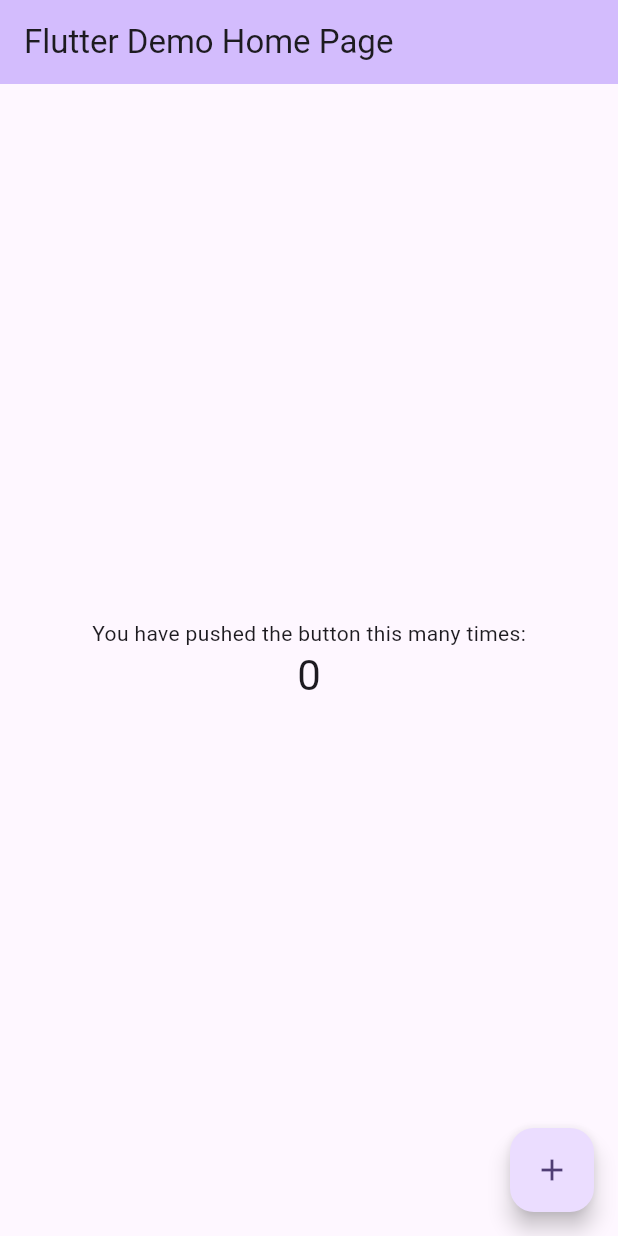
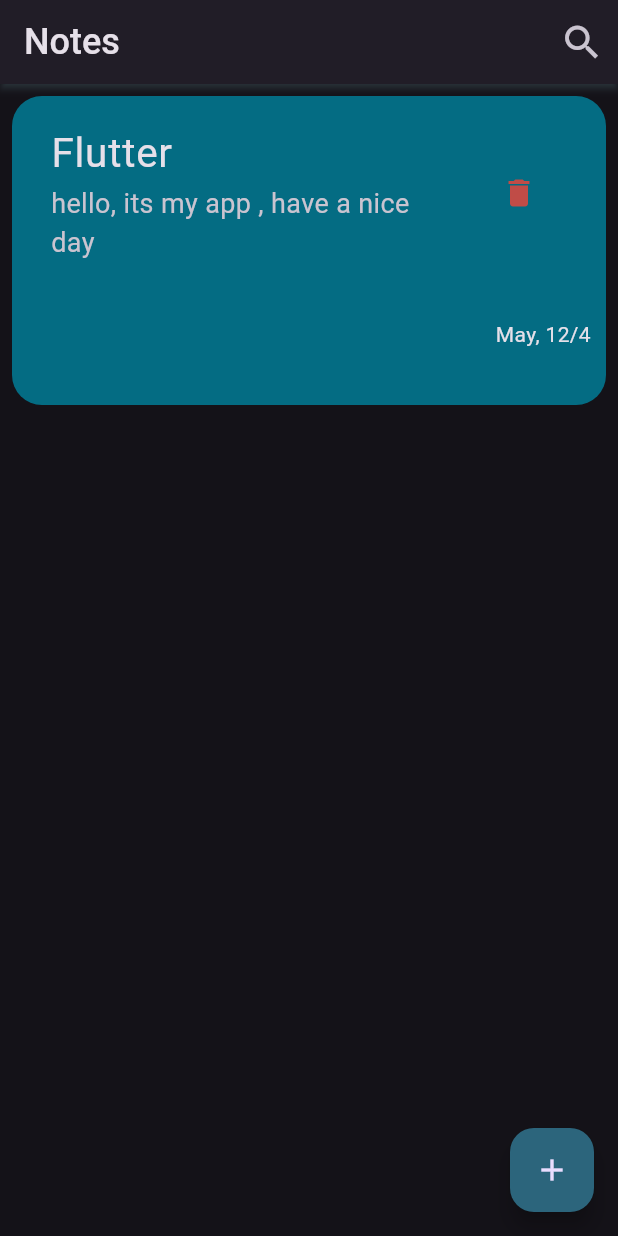
Before and after one commit to ZiadSala7/toDoApp, a Flutter app: the screen it shows after launch, on a phone screen of 412 x 824 dp. Run offline on Flutter 3.47's test engine with Material 3 defaults, Android fonts, the phone set to English and light mode, and no system bars.

Commit message:
1- create notes app 2- create notes view and view folder 3- note view model

```diff
--- a/lib/main.dart
+++ b/lib/main.dart
@@ -1,125 +1,25 @@
 import 'package:flutter/material.dart';
+import 'package:to_do_app/view/notes_view.dart';
 
 void main() {
-  runApp(const MyApp());
+  runApp(const NotesApp());
 }
 
-class MyApp extends StatelessWidget {
-  const MyApp({super.key});
+class NotesApp extends StatelessWidget {
+  const NotesApp({super.key});
 
   // This widget is the root of your application.
   @override
   Widget build(BuildContext context) {
-    return MaterialApp(
-      title: 'Flutter Demo',
-      theme: ThemeData(
-        // This is the theme of your application.
-        //
-        // TRY THIS: Try running your application with "flutter run". You'll see
-        // the application has a purple toolbar. Then, without quitting the app,
-        // try changing the seedColor in the colorScheme below to Colors.green
-        // and then invoke "hot reload" (save your changes or press the "hot
-        // reload" button in a Flutter-supported IDE, or press "r" if you used
-        // the command line to start the app).
-        //
-        // Notice that the counter didn't reset back to zero; the application
-        // state is not lost during the reload. To reset the state, use hot
-        // restart instead.
-        //
-        // This works for code too, not just values: Most code changes can be
-        // tested with just a hot reload.
-        colorScheme: ColorScheme.fromSeed(seedColor: Colors.deepPurple),
-        useMaterial3: true,
+    return SafeArea(
+      child: MaterialApp(
+        debugShowCheckedModeBanner: false,
+        theme: ThemeData.dark().copyWith(
+            appBarTheme: const AppBarTheme(
+          shadowColor: Colors.amberAccent,
+        )),
+        home: const NotesAppView(),
       ),
-      home: const MyHomePage(title: 'Flutter Demo Home Page'),
     );
   }
 }
-
-class MyHomePage extends StatefulWidget {
-  const MyHomePage({super.key, required this.title});
-
-  // This widget is the home page of your application. It is stateful, meaning
-  // that it has a State object (defined below) that contains fields that affect
-  // how it looks.
-
-  // This class is the configuration for the state. It holds the values (in this
-  // case the title) provided by the parent (in this case the App widget) and
-  // used by the build method of the State. Fields in a Widget subclass are
-  // always marked "final".
-
-  final String title;
-
-  @override
-  State<MyHomePage> createState() => _MyHomePageState();
-}
-
-class _MyHomePageState extends State<MyHomePage> {
-  int _counter = 0;
-
-  void _incrementCounter() {
-    setState(() {
-      // This call to setState tells the Flutter framework that something has
-      // changed in this State, which causes it to rerun the build method below
-      // so that the display can reflect the updated values. If we changed
-      // _counter without calling setState(), then the build method would not be
-      // called again, and so nothing would appear to happen.
-      _counter++;
-    });
-  }
-
-  @override
-  Widget build(BuildContext context) {
-    // This method is rerun every time setState is called, for instance as done
-    // by the _incrementCounter method above.
-    //
-    // The Flutter framework has been optimized to make rerunning build methods
-    // fast, so that you can just rebuild anything that needs updating rather
-    // than having to individually change instances of widgets.
-    return Scaffold(
-      appBar: AppBar(
-        // TRY THIS: Try changing the color here to a specific color (to
-        // Colors.amber, perhaps?) and trigger a hot reload to see the AppBar
-        // change color while the other colors stay the same.
-        backgroundColor: Theme.of(context).colorScheme.inversePrimary,
-        // Here we take the value from the MyHomePage object that was created by
-        // the App.build method, and use it to set our appbar title.
-        title: Text(widget.title),
-      ),
-      body: Center(
-        // Center is a layout widget. It takes a single child and positions it
-        // in the middle of the parent.
-        child: Column(
-          // Column is also a layout widget. It takes a list of children and
-          // arranges them vertically. By default, it sizes itself to fit its
-          // children horizontally, and tries to be as tall as its parent.
-          //
-          // Column has various properties to control how it sizes itself and
-          // how it positions its children. Here we use mainAxisAlignment to
-          // center the children vertically; the main axis here is the vertical
-          // axis because Columns are vertical (the cross axis would be
-          // horizontal).
-          //
-          // TRY THIS: Invoke "debug painting" (choose the "Toggle Debug Paint"
-          // action in the IDE, or press "p" in the console), to see the
-          // wireframe for each widget.
-          mainAxisAlignment: MainAxisAlignment.center,
-          children: <Widget>[
-            const Text(
-              'You have pushed the button this many times:',
-            ),
-            Text(
-              '$_counter',
-              style: Theme.of(context).textTheme.headlineMedium,
-            ),
-          ],
-        ),
-      ),
-      floatingActionButton: FloatingActionButton(
-        onPressed: _incrementCounter,
-        tooltip: 'Increment',
-        child: const Icon(Icons.add),
-      ), // This trailing comma makes auto-formatting nicer for build methods.
-    );
-  }
-}
--- /dev/null
+++ b/lib/view/notes_view.dart
@@ -0,0 +1,38 @@
+import 'package:flutter/material.dart';
+import 'widgets/notes_view_body.dart';
+
+class NotesAppView extends StatelessWidget {
+  const NotesAppView({super.key});
+
+  @override
+  Widget build(BuildContext context) {
+    return Scaffold(
+      appBar: AppBar(
+        shadowColor: Colors.blueGrey,
+        elevation: 2,
+        actions: [
+          IconButton(
+            onPressed: () {},
+            icon: const Icon(
+              Icons.search,
+              size: 30,
+            ),
+          ),
+        ],
+        title: const Text(
+          'Notes',
+          style: TextStyle(
+            fontSize: 24,
+            fontWeight: FontWeight.w500,
+          ),
+        ),
+      ),
+      floatingActionButton: FloatingActionButton(
+        backgroundColor: const Color.fromARGB(255, 44, 101, 124),
+        onPressed: () {},
+        child: const Icon(Icons.add),
+      ),
+      body: const NotesViewBody(),
+    );
+  }
+}
--- /dev/null
+++ b/lib/view/widgets/custom_note_item.dart
@@ -0,0 +1,60 @@
+import 'package:flutter/material.dart';
+
+class CustomNoteItem extends StatelessWidget {
+  final String noteName;
+  final String subTitle;
+  const CustomNoteItem(
+      {super.key, required this.noteName, required this.subTitle});
+
+  @override
+  Widget build(BuildContext context) {
+    double width = MediaQuery.of(context).size.width;
+    double height = MediaQuery.of(context).size.width;
+    return Padding(
+      padding: const EdgeInsets.all(8.0),
+      child: Container(
+        padding: const EdgeInsets.all(10),
+        height: height / 2,
+        width: width,
+        decoration: BoxDecoration(
+          color: const Color.fromARGB(255, 4, 108, 131),
+          borderRadius: BorderRadius.circular(20),
+        ),
+        child: ListView(
+          children: [
+            ListTile(
+              title: Text(
+                noteName,
+                textAlign: TextAlign.start,
+                style: const TextStyle(
+                  fontSize: 27,
+                ),
+              ),
+              subtitle: Text(
+                subTitle,
+                textAlign: TextAlign.start,
+                style: const TextStyle(
+                  fontSize: 18,
+                ),
+              ),
+              trailing: IconButton(
+                onPressed: () {},
+                icon: const Icon(
+                  Icons.delete,
+                  color: Color.fromARGB(200, 244, 67, 54),
+                ),
+              ),
+            ),
+            const SizedBox(
+              height: 30,
+            ),
+            const Text(
+              'May, 12/4',
+              textAlign: TextAlign.end,
+            ),
+          ],
+        ),
+      ),
+    );
+  }
+}
--- /dev/null
+++ b/lib/view/widgets/notes_view_body.dart
@@ -0,0 +1,18 @@
+import 'package:flutter/material.dart';
+import 'package:to_do_app/view/widgets/custom_note_item.dart';
+
+class NotesViewBody extends StatelessWidget {
+  const NotesViewBody({super.key});
+
+  @override
+  Widget build(BuildContext context) {
+    return ListView(
+      children: const [
+        CustomNoteItem(
+          noteName: 'Flutter',
+          subTitle: 'hello, its my app , have a nice day',
+        ),
+      ],
+    );
+  }
+}
```
Also changed, not shown: 1 other file.
